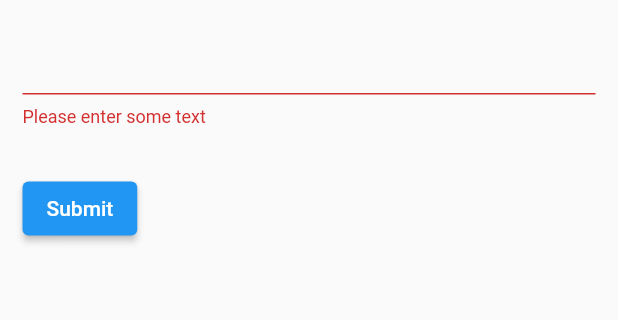
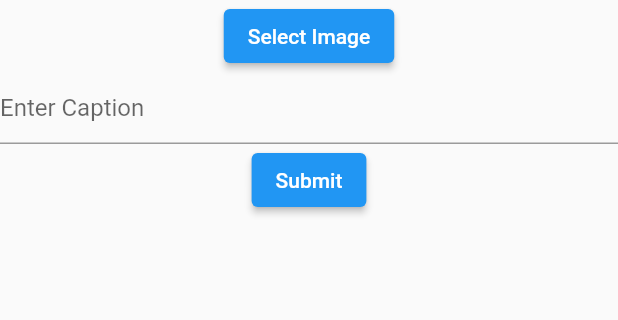
Before and after one commit to zilurrane/lifegram, a Flutter app: the AddPostScreen screen opened directly, after a tap on "Submit", on a phone screen of 412 x 824 dp, the part 84-404 px from its top. Run offline on Flutter 3.47's test engine with Material 2 defaults, Android fonts, the light colour scheme and no system bars; our stand-ins replace firebase_core, image_picker, intl_phone_number_input, pinput; accounts and stored records are empty.

Commit message:
Upload image

```diff
--- a/lib/screens/app/add_post_screen.dart
+++ b/lib/screens/app/add_post_screen.dart
@@ -1,5 +1,13 @@
+import 'dart:async';
+import 'dart:convert';
+import 'dart:io';
+
+import 'package:flutter/foundation.dart';
 import 'package:flutter/material.dart';
 import 'package:lifegram/widgets/bars/home_app_bar.dart';
+import 'package:image_picker/image_picker.dart';
+import 'package:http/http.dart' as http;
+import 'package:async/async.dart';
 
 class AddPostScreen extends StatefulWidget {
   const AddPostScreen({Key? key}) : super(key: key);
@@ -9,47 +17,87 @@ class AddPostScreen extends StatefulWidget {
 }
 
 class _AddPostScreenState extends State<AddPostScreen> {
-  final _formKey = GlobalKey<FormState>();
+  final ImagePicker _picker = ImagePicker();
+  final TextEditingController _textEditingController = TextEditingController();
+
+  XFile? _selectedImage;
+
+  Future<void> _openImagePicker() async {
+    final XFile? selectedImage =
+        await _picker.pickImage(source: ImageSource.gallery);
+    print(selectedImage?.mimeType);
+    print(selectedImage?.name);
+    print(selectedImage?.path);
+    setState(() {
+      _selectedImage = selectedImage;
+    });
+  }
 
   @override
   Widget build(BuildContext context) {
     return Scaffold(
         appBar: const HomeAppBar(),
-        body: Form(
-          key: _formKey,
-          child: Column(
-            crossAxisAlignment: CrossAxisAlignment.start,
+        body: Column(
           children: [
-              Padding(
-                padding: const EdgeInsets.all(15),
-                child: TextFormField(
-                  // The validator receives the text that the user has entered.
-                  validator: (value) {
-                    if (value == null || value.isEmpty) {
-                      return 'Please enter some text';
-                    }
-                    return null;
-                  },
-                ),
-              ),
-              Padding(
-                padding: const EdgeInsets.all(15),
+            Center(
               child: ElevatedButton(
                   onPressed: () {
-                    // Validate returns true if the form is valid, or false otherwise.
-                    if (_formKey.currentState!.validate()) {
-                      // If the form is valid, display a snackbar. In the real world,
-                      // you'd often call a server or save the information in a database.
-                      ScaffoldMessenger.of(context).showSnackBar(
-                        const SnackBar(content: Text('Processing Data')),
-                      );
-                    }
+                    _openImagePicker();
                   },
-                  child: const Text('Submit'),
+                  child: const Text("Select Image")),
             ),
+            _selectedImage?.path != null
+                ? (kIsWeb
+                    ? Image.network(_selectedImage?.path ?? "")
+                    : Image.file(File(_selectedImage?.path ?? "")))
+                : const SizedBox(width: 0, height: 0),
+            TextField(
+              controller: _textEditingController,
+              decoration: const InputDecoration(hintText: 'Enter Caption'),
             ),
+            ElevatedButton(
+                onPressed: () {
+                  createNewPost();
+                },
+                child: const Text("Submit"))
           ],
-          ),
         ));
   }
+
+  createNewPost() async {
+    try {
+      if (_selectedImage != null) {
+        var strm = _selectedImage?.openRead();
+        var stream = http.ByteStream(DelegatingStream.typed(strm!));
+        var length = await _selectedImage?.length();
+
+        var uri = Uri.parse('http://localhost:7000/posts');
+
+        var request = http.MultipartRequest("POST", uri);
+        var multipartFile = http.MultipartFile('file', stream, length!,
+            filename: _selectedImage?.name);
+
+        request.files.add(multipartFile);
+
+        request.fields['text'] = _textEditingController.text;
+
+        var response = await request.send();
+
+        print(response.statusCode);
+
+        response.stream.transform(utf8.decoder).listen((value) {
+          print(value);
+        });
       }
+    } catch (error) {
+      print("inside catch");
+      print(error);
+    }
+  }
+
+  @override
+  void dispose() {
+    _textEditingController.dispose();
+    super.dispose();
+  }
+}
```
Lines whose indentation alone changed are shown as unchanged.
